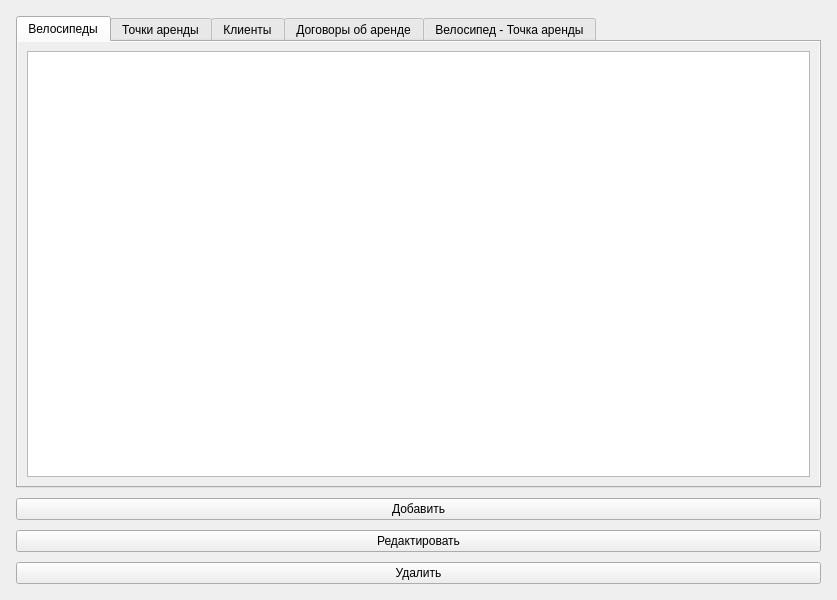
First picture: the form in widget.ui, repository Noxybot/course, before the edit.
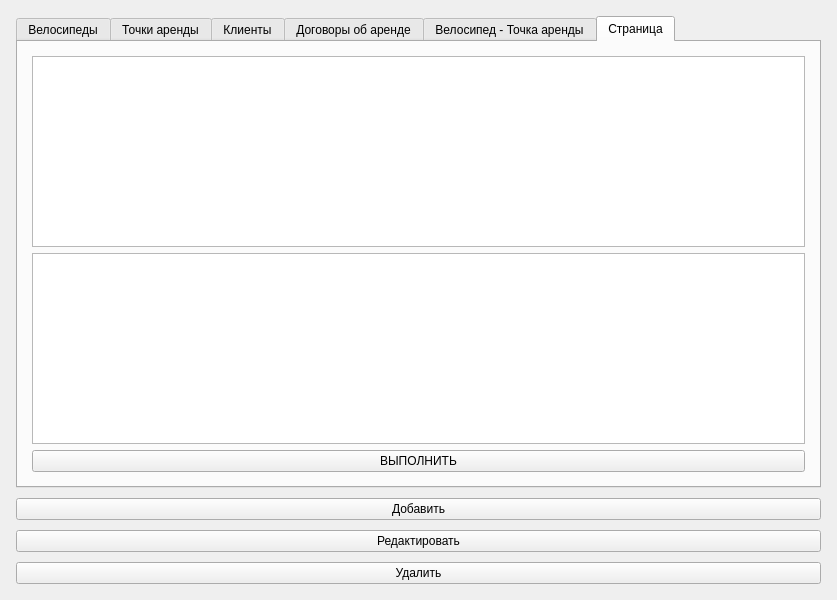
Second picture: the form after the edit.

Commit message: custom query

What changed in the file:
```diff
--- a/widget.ui
+++ b/widget.ui
@@ -40,7 +40,7 @@
         <bool>true</bool>
        </property>
        <property name="currentIndex">
-        <number>0</number>
+        <number>5</number>
        </property>
        <widget class="QWidget" name="tab_bikes">
         <property name="autoFillBackground">
@@ -140,6 +140,58 @@
          </item>
         </layout>
        </widget>
+       <widget class="QWidget" name="tab_custom_query">
+        <attribute name="title">
+         <string>Страница</string>
+        </attribute>
+        <layout class="QVBoxLayout" name="verticalLayout_7">
+         <item>
+          <layout class="QVBoxLayout" name="verticalLayout_8">
+           <property name="sizeConstraint">
+            <enum>QLayout::SetMaximumSize</enum>
+           </property>
+           <property name="leftMargin">
+            <number>5</number>
+           </property>
+           <property name="topMargin">
+            <number>5</number>
+           </property>
+           <property name="rightMargin">
+            <number>5</number>
+           </property>
+           <property name="bottomMargin">
+            <number>5</number>
+           </property>
+           <item>
+            <widget class="QTextEdit" name="textEdit_query">
+             <property name="font">
+              <font>
+               <pointsize>28</pointsize>
+              </font>
+             </property>
+             <property name="autoFillBackground">
+              <bool>true</bool>
+             </property>
+            </widget>
+           </item>
+           <item>
+            <widget class="QTableView" name="tableView_custom_query">
+             <property name="autoFillBackground">
+              <bool>true</bool>
+             </property>
+            </widget>
+           </item>
+           <item>
+            <widget class="QPushButton" name="pushButton_execute">
+             <property name="text">
+              <string>ВЫПОЛНИТЬ</string>
+             </property>
+            </widget>
+           </item>
+          </layout>
+         </item>
+        </layout>
+       </widget>
       </widget>
      </item>
      <item>
```
The commit also changes 3 other files.
